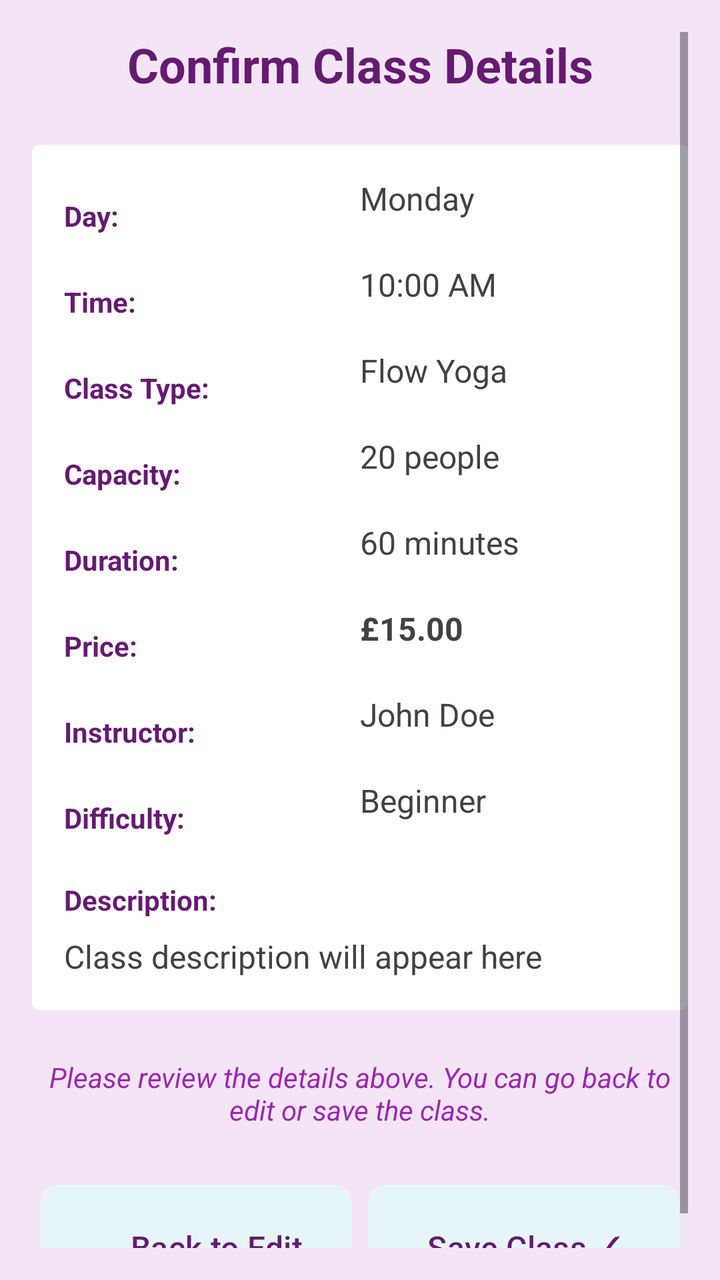
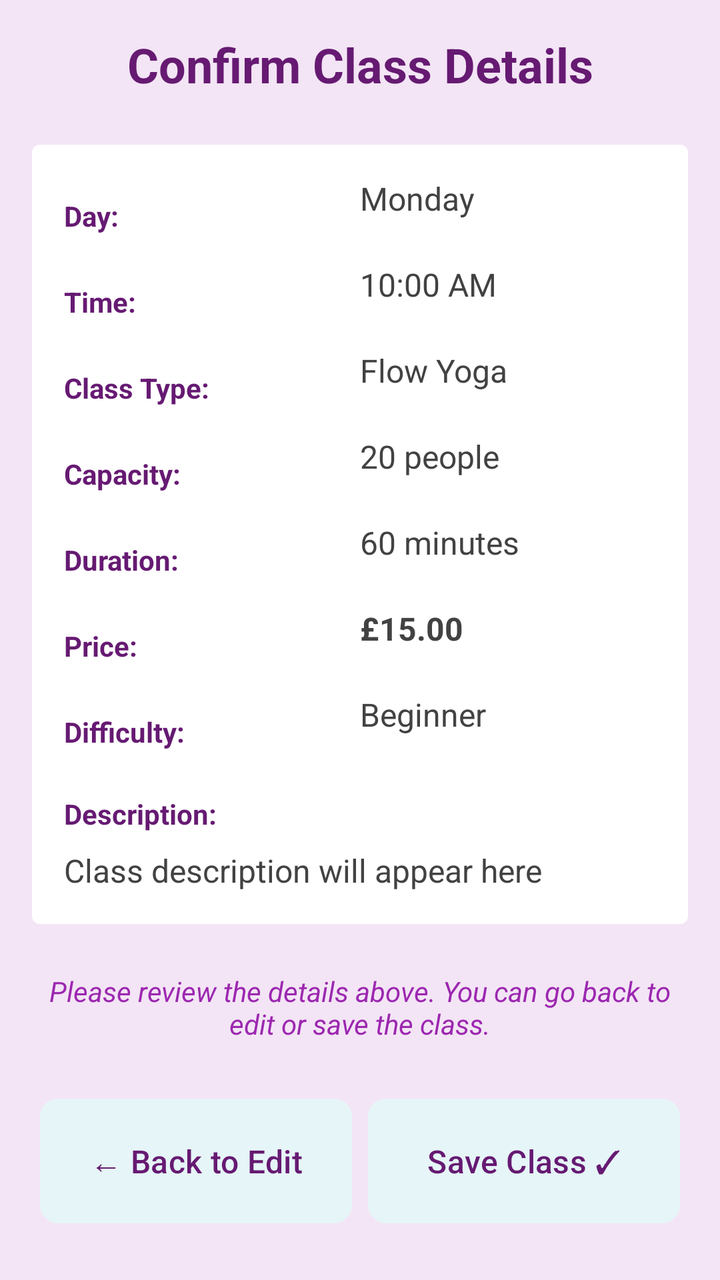

The first picture is an Android layout as it rendered before a commit; the second is the same layout after the commit. The layout source and the unified diff follow.
<!-- AndroidManifest.xml: application theme Theme.Yogaadminapp -->
<!-- res/layout/activity_confirmation.xml -->
<?xml version="1.0" encoding="utf-8"?>
<ScrollView xmlns:android="http://schemas.android.com/apk/res/android"
    android:layout_width="match_parent"
    android:layout_height="match_parent"
    android:background="@color/light_purple"
    android:padding="16dp">

    <LinearLayout
        android:layout_width="match_parent"
        android:layout_height="wrap_content"
        android:orientation="vertical">

        
        <TextView
            android:layout_width="match_parent"
            android:layout_height="wrap_content"
            android:layout_marginBottom="24dp"
            android:gravity="center"
            android:text="Confirm Class Details"
            android:textColor="@color/dark_purple"
            android:textSize="24sp"
            android:textStyle="bold" />

        
        <LinearLayout
            android:layout_width="match_parent"
            android:layout_height="wrap_content"
            android:layout_marginBottom="24dp"
            android:background="@drawable/input_background"
            android:orientation="vertical"
            android:padding="16dp">

            
            <LinearLayout
                android:layout_width="match_parent"
                android:layout_height="wrap_content"
                android:layout_marginBottom="12dp"
                android:orientation="horizontal">

                <TextView
                    style="@style/LabelStyle"
                    android:layout_width="0dp"
                    android:layout_height="wrap_content"
                    android:layout_weight="1"
                    android:text="Day:" />

                <TextView
                    android:id="@+id/tv_day_of_week"
                    android:layout_width="0dp"
                    android:layout_height="wrap_content"
                    android:layout_weight="1"
                    android:text="Monday"
                    android:textColor="@color/dark_gray"
                    android:textSize="16sp" />
            </LinearLayout>

            
            <LinearLayout
                android:layout_width="match_parent"
                android:layout_height="wrap_content"
                android:layout_marginBottom="12dp"
                android:orientation="horizontal">

                <TextView
                    style="@style/LabelStyle"
                    android:layout_width="0dp"
                    android:layout_height="wrap_content"
                    android:layout_weight="1"
                    android:text="Time:" />

                <TextView
                    android:id="@+id/tv_time"
                    android:layout_width="0dp"
                    android:layout_height="wrap_content"
                    android:layout_weight="1"
                    android:text="10:00 AM"
                    android:textColor="@color/dark_gray"
                    android:textSize="16sp" />
            </LinearLayout>

            
            <LinearLayout
                android:layout_width="match_parent"
                android:layout_height="wrap_content"
                android:layout_marginBottom="12dp"
                android:orientation="horizontal">

                <TextView
                    style="@style/LabelStyle"
                    android:layout_width="0dp"
                    android:layout_height="wrap_content"
                    android:layout_weight="1"
                    android:text="Class Type:" />

                <TextView
                    android:id="@+id/tv_class_type"
                    android:layout_width="0dp"
                    android:layout_height="wrap_content"
                    android:layout_weight="1"
                    android:text="Flow Yoga"
                    android:textColor="@color/dark_gray"
                    android:textSize="16sp" />
            </LinearLayout>

            
            <LinearLayout
                android:layout_width="match_parent"
                android:layout_height="wrap_content"
                android:layout_marginBottom="12dp"
                android:orientation="horizontal">

                <TextView
                    style="@style/LabelStyle"
                    android:layout_width="0dp"
                    android:layout_height="wrap_content"
                    android:layout_weight="1"
                    android:text="Capacity:" />

                <TextView
                    android:id="@+id/tv_capacity"
                    android:layout_width="0dp"
                    android:layout_height="wrap_content"
                    android:layout_weight="1"
                    android:text="20 people"
                    android:textColor="@color/dark_gray"
                    android:textSize="16sp" />
            </LinearLayout>

            
            <LinearLayout
                android:layout_width="match_parent"
                android:layout_height="wrap_content"
                android:layout_marginBottom="12dp"
                android:orientation="horizontal">

                <TextView
                    style="@style/LabelStyle"
                    android:layout_width="0dp"
                    android:layout_height="wrap_content"
                    android:layout_weight="1"
                    android:text="Duration:" />

                <TextView
                    android:id="@+id/tv_duration"
                    android:layout_width="0dp"
                    android:layout_height="wrap_content"
                    android:layout_weight="1"
                    android:text="60 minutes"
                    android:textColor="@color/dark_gray"
                    android:textSize="16sp" />
            </LinearLayout>

            
            <LinearLayout
                android:layout_width="match_parent"
                android:layout_height="wrap_content"
                android:layout_marginBottom="12dp"
                android:orientation="horizontal">

                <TextView
                    style="@style/LabelStyle"
                    android:layout_width="0dp"
                    android:layout_height="wrap_content"
                    android:layout_weight="1"
                    android:text="Price:" />

                <TextView
                    android:id="@+id/tv_price"
                    android:layout_width="0dp"
                    android:layout_height="wrap_content"
                    android:layout_weight="1"
                    android:text="£15.00"
                    android:textColor="@color/dark_gray"
                    android:textSize="16sp"
                    android:textStyle="bold" />
            </LinearLayout>

            
            <LinearLayout
                android:layout_width="match_parent"
                android:layout_height="wrap_content"
                android:layout_marginBottom="12dp"
                android:orientation="horizontal">

                <TextView
                    style="@style/LabelStyle"
                    android:layout_width="0dp"
                    android:layout_height="wrap_content"
                    android:layout_weight="1"
                    android:text="Instructor:" />

                <TextView
                    android:id="@+id/tv_instructor"
                    android:layout_width="0dp"
                    android:layout_height="wrap_content"
                    android:layout_weight="1"
                    android:text="John Doe"
                    android:textColor="@color/dark_gray"
                    android:textSize="16sp" />
            </LinearLayout>

            
            <LinearLayout
                android:layout_width="match_parent"
                android:layout_height="wrap_content"
                android:layout_marginBottom="12dp"
                android:orientation="horizontal">

                <TextView
                    style="@style/LabelStyle"
                    android:layout_width="0dp"
                    android:layout_height="wrap_content"
                    android:layout_weight="1"
                    android:text="Difficulty:" />

                <TextView
                    android:id="@+id/tv_difficulty"
                    android:layout_width="0dp"
                    android:layout_height="wrap_content"
                    android:layout_weight="1"
                    android:text="Beginner"
                    android:textColor="@color/dark_gray"
                    android:textSize="16sp" />
            </LinearLayout>

            
            <TextView
                style="@style/LabelStyle"
                android:layout_width="wrap_content"
                android:layout_height="wrap_content"
                android:text="Description:" />

            <TextView
                android:id="@+id/tv_description"
                android:layout_width="match_parent"
                android:layout_height="wrap_content"
                android:text="Class description will appear here"
                android:textColor="@color/dark_gray"
                android:textSize="16sp"
                android:paddingTop="4dp" />

        </LinearLayout>

        
        <TextView
            android:layout_width="match_parent"
            android:layout_height="wrap_content"
            android:layout_marginBottom="24dp"
            android:gravity="center"
            android:text="Please review the details above. You can go back to edit or save the class."
            android:textColor="@color/medium_purple"
            android:textSize="14sp"
            android:textStyle="italic" />

        
        <LinearLayout
            android:layout_width="match_parent"
            android:layout_height="wrap_content"
            android:orientation="horizontal">

            <Button
                android:id="@+id/btn_back"
                style="@style/MenuButtonStyle"
                android:layout_width="0dp"
                android:layout_height="wrap_content"
                android:layout_marginEnd="8dp"
                android:layout_weight="1"
                android:text="← Back to Edit" />

            <Button
                android:id="@+id/btn_save"
                style="@style/MenuButtonStyle"
                android:layout_width="0dp"
                android:layout_height="wrap_content"
                android:layout_marginStart="8dp"
                android:layout_weight="1"
                android:text="Save Class ✓" />

        </LinearLayout>

    </LinearLayout>

</ScrollView>
<!-- resources referenced by this layout -->
<resources>
  <color name="dark_gray">#424242</color>
  <color name="dark_purple">#661a72</color>
  <color name="light_purple">#F3E5F5</color>
  <color name="medium_purple">#9C27B0</color>
  <!-- drawable input_background (drawable) -->
  <?xml version="1.0" encoding="utf-8"?>
  <shape xmlns:android="http://schemas.android.com/apk/res/android">
      <solid android:color="@color/white" />
      <corners android:radius="4dp" />
  </shape>
  <style name="LabelStyle">
          <item name="android:textColor">@color/dark_purple</item>
          <item name="android:textSize">14sp</item>
          <item name="android:textStyle">bold</item>
          <item name="android:layout_marginTop">8dp</item>
          <item name="android:layout_marginBottom">4dp</item>
      </style>
  <style name="MenuButtonStyle">
          <item name="android:background">@drawable/button_background</item>
          <item name="android:textColor">@color/dark_purple</item>
          <item name="android:textSize">16sp</item>
          <item name="android:padding">16dp</item>
          <item name="android:layout_margin">4dp</item>
          <item name="android:textAllCaps">false</item>
          <item name="android:elevation">0dp</item>
          <item name="android:translationZ">0dp</item>
          <item name="android:stateListAnimator">@null</item>
          <item name="backgroundTint">@null</item>
          <item name="android:backgroundTint">@null</item>
      </style>
  <style name="Theme.Yogaadminapp" parent="Base.Theme.Yogaadminapp" />
  <color name="white">#FFFFFFFF</color>
  <!-- drawable button_background (drawable) -->
  <?xml version="1.0" encoding="utf-8"?>
  <shape xmlns:android="http://schemas.android.com/apk/res/android">
      <solid android:color="@color/mint_green" />
      <corners android:radius="8dp" />
      <stroke
          android:width="2dp"
          android:color="@color/mint_green" />
  </shape>
  <style name="Base.Theme.Yogaadminapp" parent="Theme.Material3.DayNight.NoActionBar">
          
          
          
          
          <item name="android:windowContentTransitions">false</item>
          <item name="android:windowActivityTransitions">false</item>
      </style>
  <color name="mint_green">#e6f5f7</color>
</resources>

<!-- the commit's change to res/layout/activity_confirmation.xml (unified diff, before → after) -->
@@ -187,30 +187,6 @@
                     android:layout_width="0dp"
                     android:layout_height="wrap_content"
                     android:layout_weight="1"
-                    android:text="Instructor:" />
-
-                <TextView
-                    android:id="@+id/tv_instructor"
-                    android:layout_width="0dp"
-                    android:layout_height="wrap_content"
-                    android:layout_weight="1"
-                    android:text="John Doe"
-                    android:textColor="@color/dark_gray"
-                    android:textSize="16sp" />
-            </LinearLayout>
-
-            
-            <LinearLayout
-                android:layout_width="match_parent"
-                android:layout_height="wrap_content"
-                android:layout_marginBottom="12dp"
-                android:orientation="horizontal">
-
-                <TextView
-                    style="@style/LabelStyle"
-                    android:layout_width="0dp"
-                    android:layout_height="wrap_content"
-                    android:layout_weight="1"
                     android:text="Difficulty:" />
 
                 <TextView
@@ -260,7 +236,7 @@
 
             <Button
                 android:id="@+id/btn_back"
-                style="@style/MenuButtonStyle"
+                style="@style/ButtonStyle"
                 android:layout_width="0dp"
                 android:layout_height="wrap_content"
                 android:layout_marginEnd="8dp"
@@ -269,7 +245,7 @@
 
             <Button
                 android:id="@+id/btn_save"
-                style="@style/MenuButtonStyle"
+                style="@style/ButtonStyle"
                 android:layout_width="0dp"
                 android:layout_height="wrap_content"
                 android:layout_marginStart="8dp"
<!-- resource entries referenced after the edit -->
@@ -10,14 +10,7 @@
       <solid android:color="@color/white" />
       <corners android:radius="4dp" />
   </shape>
-  <style name="LabelStyle">
-          <item name="android:textColor">@color/dark_purple</item>
-          <item name="android:textSize">14sp</item>
-          <item name="android:textStyle">bold</item>
-          <item name="android:layout_marginTop">8dp</item>
-          <item name="android:layout_marginBottom">4dp</item>
-      </style>
-  <style name="MenuButtonStyle">
+  <style name="ButtonStyle">
           <item name="android:background">@drawable/button_background</item>
           <item name="android:textColor">@color/dark_purple</item>
           <item name="android:textSize">16sp</item>
@@ -29,6 +22,13 @@
           <item name="android:stateListAnimator">@null</item>
           <item name="backgroundTint">@null</item>
           <item name="android:backgroundTint">@null</item>
+      </style>
+  <style name="LabelStyle">
+          <item name="android:textColor">@color/dark_purple</item>
+          <item name="android:textSize">14sp</item>
+          <item name="android:textStyle">bold</item>
+          <item name="android:layout_marginTop">8dp</item>
+          <item name="android:layout_marginBottom">4dp</item>
       </style>
   <style name="Theme.Yogaadminapp" parent="Base.Theme.Yogaadminapp" />
   <color name="white">#FFFFFFFF</color>
